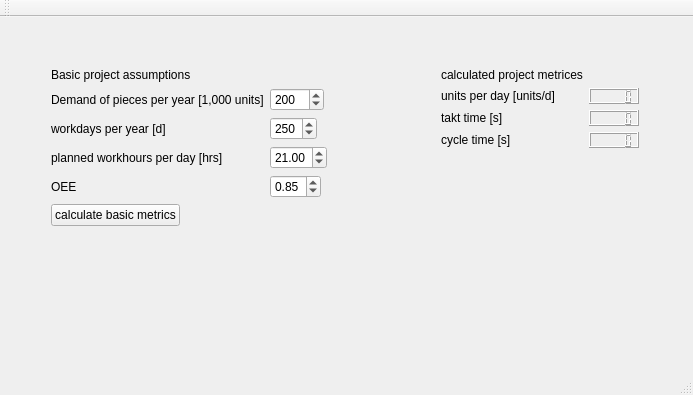
Above: mainwindow.ui from RogerWilco77/LeanPlanningTool before the change. Below: the same form after it.
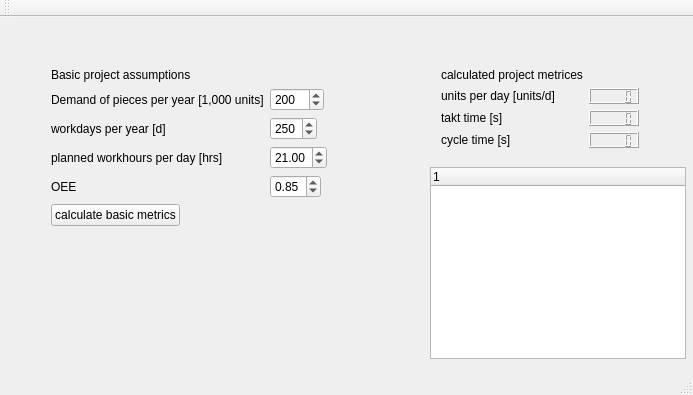
That is the form after the change.

Diff of the .ui file:
```diff
--- a/mainwindow.ui
+++ b/mainwindow.ui
@@ -176,6 +176,21 @@
      </item>
     </layout>
    </widget>
+   <widget class="QTreeWidget" name="treeWidget">
+    <property name="geometry">
+     <rect>
+      <x>430</x>
+      <y>150</y>
+      <width>256</width>
+      <height>192</height>
+     </rect>
+    </property>
+    <column>
+     <property name="text">
+      <string notr="true">1</string>
+     </property>
+    </column>
+   </widget>
   </widget>
   <widget class="QMenuBar" name="menuBar">
    <property name="geometry">
```
